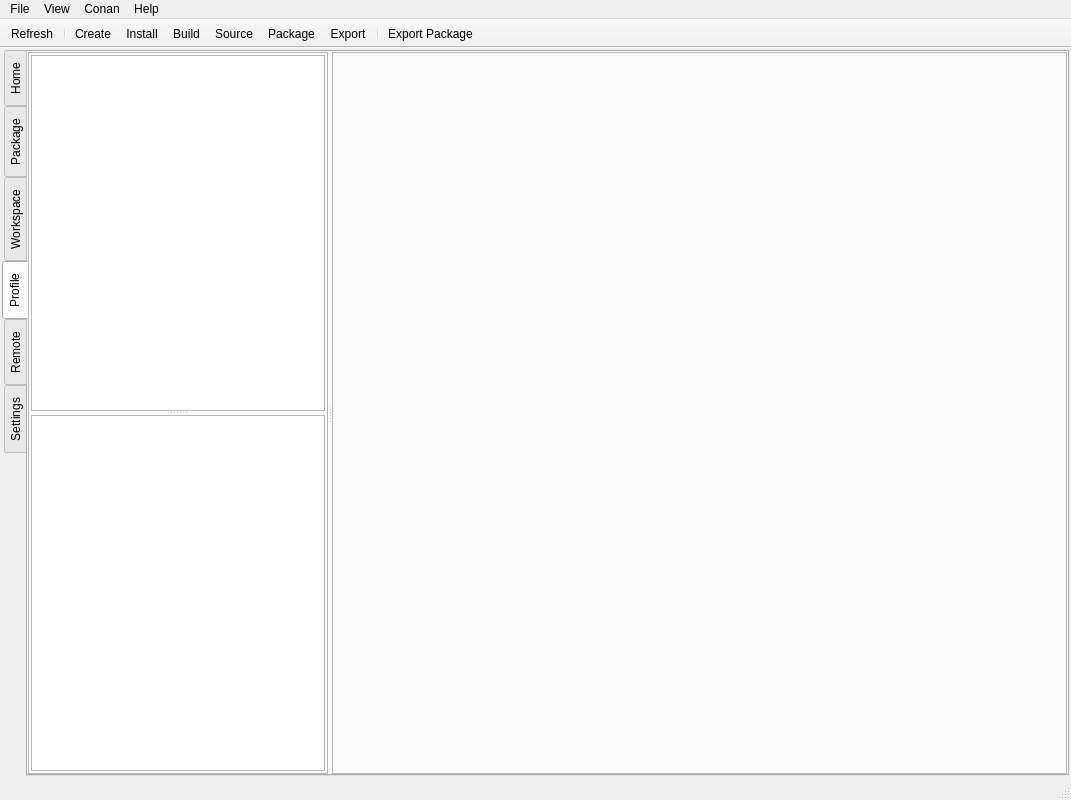
Above: resources/ui/main_window.ui from afri-bit/conan-guide before the change. Below: the same form after it.
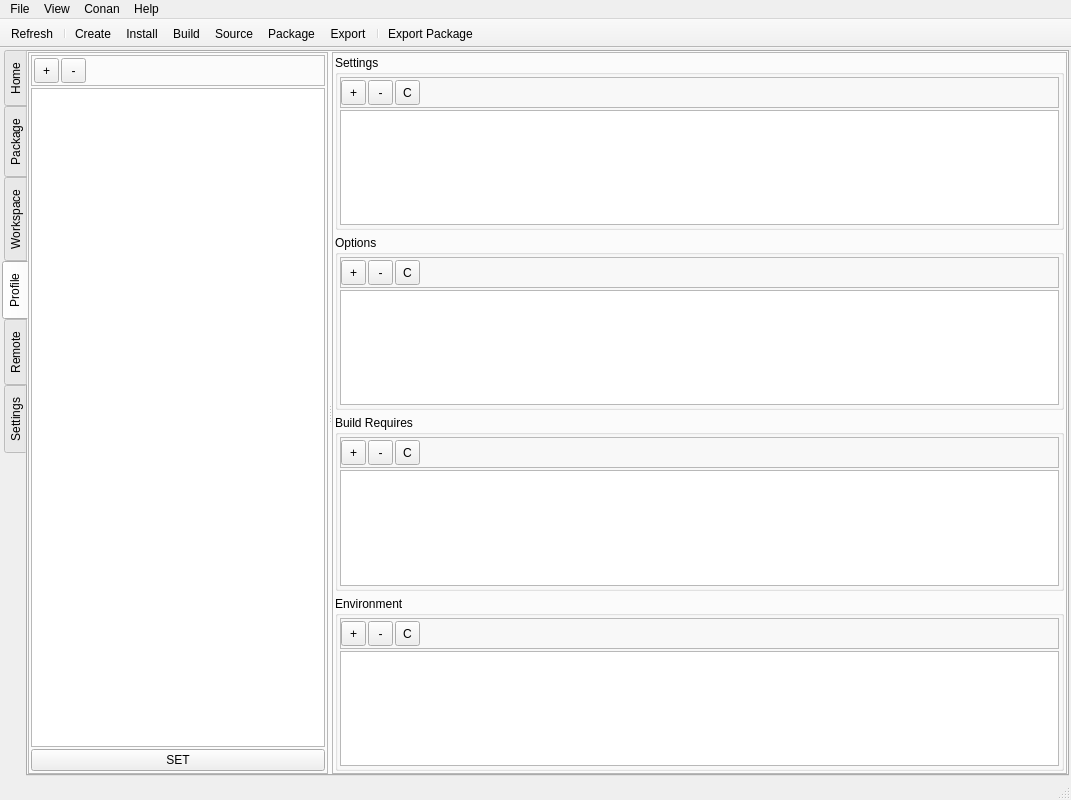
That is the form after the change. The open tabs and pages were chosen to show the change. Icons and pictures are not drawn.

Commit message:
Redesigned conan profile information
- Added table view for the attributes
- Added add, remove, and clear all interface
- Added interface to add and remove profile

The edit to the form file:
```diff
--- a/resources/ui/main_window.ui
+++ b/resources/ui/main_window.ui
@@ -1360,6 +1360,72 @@
             <property name="bottomMargin">
              <number>2</number>
             </property>
+            <item>
+             <widget class="QFrame" name="frame_18">
+              <property name="frameShape">
+               <enum>QFrame::StyledPanel</enum>
+              </property>
+              <property name="frameShadow">
+               <enum>QFrame::Raised</enum>
+              </property>
+              <layout class="QHBoxLayout" name="horizontalLayout_19">
+               <property name="spacing">
+                <number>2</number>
+               </property>
+               <property name="leftMargin">
+                <number>2</number>
+               </property>
+               <property name="topMargin">
+                <number>2</number>
+               </property>
+               <property name="rightMargin">
+                <number>2</number>
+               </property>
+               <property name="bottomMargin">
+                <number>2</number>
+               </property>
+               <item>
+                <widget class="QToolButton" name="toolButtonProfileAdd">
+                 <property name="minimumSize">
+                  <size>
+                   <width>25</width>
+                   <height>25</height>
+                  </size>
+                 </property>
+                 <property name="text">
+                  <string>+</string>
+                 </property>
+                </widget>
+               </item>
+               <item>
+                <widget class="QToolButton" name="toolButtonProfileRemove">
+                 <property name="minimumSize">
+                  <size>
+                   <width>25</width>
+                   <height>25</height>
+                  </size>
+                 </property>
+                 <property name="text">
+                  <string>-</string>
+                 </property>
+                </widget>
+               </item>
+               <item>
+                <spacer name="horizontalSpacer_3">
+                 <property name="orientation">
+                  <enum>Qt::Horizontal</enum>
+                 </property>
+                 <property name="sizeHint" stdset="0">
+                  <size>
+                   <width>40</width>
+                   <height>20</height>
+                  </size>
+                 </property>
+                </spacer>
+               </item>
+              </layout>
+             </widget>
+            </item>
             <item>
              <widget class="QSplitter" name="splitter">
               <property name="orientation">
@@ -1373,14 +1439,13 @@
                 </sizepolicy>
                </property>
               </widget>
-              <widget class="QTreeView" name="treeViewProfileDetail">
-               <property name="sizePolicy">
-                <sizepolicy hsizetype="Expanding" vsizetype="Expanding">
-                 <horstretch>0</horstretch>
-                 <verstretch>0</verstretch>
-                </sizepolicy>
-               </property>
-              </widget>
+             </widget>
+            </item>
+            <item>
+             <widget class="QPushButton" name="pushButton">
+              <property name="text">
+               <string>SET</string>
+              </property>
              </widget>
             </item>
            </layout>
@@ -1398,6 +1463,525 @@
            <property name="frameShadow">
             <enum>QFrame::Raised</enum>
            </property>
+           <layout class="QVBoxLayout" name="verticalLayout_9">
+            <property name="spacing">
+             <number>5</number>
+            </property>
+            <property name="leftMargin">
+             <number>2</number>
+            </property>
+            <property name="topMargin">
+             <number>2</number>
+            </property>
+            <property name="rightMargin">
+             <number>2</number>
+            </property>
+            <property name="bottomMargin">
+             <number>2</number>
+            </property>
+            <item>
+             <widget class="QGroupBox" name="groupBox_2">
+              <property name="sizePolicy">
+               <sizepolicy hsizetype="Preferred" vsizetype="Preferred">
+                <horstretch>0</horstretch>
+                <verstretch>0</verstretch>
+               </sizepolicy>
+              </property>
+              <property name="title">
+               <string>Settings</string>
+              </property>
+              <layout class="QVBoxLayout" name="verticalLayout_11">
+               <property name="spacing">
+                <number>2</number>
+               </property>
+               <property name="leftMargin">
+                <number>2</number>
+               </property>
+               <property name="topMargin">
+                <number>2</number>
+               </property>
+               <property name="rightMargin">
+                <number>2</number>
+               </property>
+               <property name="bottomMargin">
+                <number>2</number>
+               </property>
+               <item>
+                <widget class="QFrame" name="frame_20">
+                 <property name="frameShape">
+                  <enum>QFrame::StyledPanel</enum>
+                 </property>
+                 <property name="frameShadow">
+                  <enum>QFrame::Raised</enum>
+                 </property>
+                 <layout class="QHBoxLayout" name="horizontalLayout_20">
+                  <property name="spacing">
+                   <number>2</number>
+                  </property>
+                  <property name="leftMargin">
+                   <number>0</number>
+                  </property>
+                  <property name="topMargin">
+                   <number>2</number>
+                  </property>
+                  <property name="rightMargin">
+                   <number>2</number>
+                  </property>
+                  <property name="bottomMargin">
+                   <number>2</number>
+                  </property>
+                  <item>
+                   <widget class="QToolButton" name="toolButtonProfileSettingsAdd">
+                    <property name="minimumSize">
+                     <size>
+                      <width>25</width>
+                      <height>25</height>
+                     </size>
+                    </property>
+                    <property name="maximumSize">
+                     <size>
+                      <width>25</width>
+                      <height>25</height>
+                     </size>
+                    </property>
+                    <property name="text">
+                     <string>+</string>
+                    </property>
+                   </widget>
+                  </item>
+                  <item>
+                   <widget class="QToolButton" name="toolButtonProfileSettingsRemove">
+                    <property name="minimumSize">
+                     <size>
+                      <width>25</width>
+                      <height>25</height>
+                     </size>
+                    </property>
+                    <property name="maximumSize">
+                     <size>
+                      <width>25</width>
+                      <height>25</height>
+                     </size>
+                    </property>
+                    <property name="text">
+                     <string>-</string>
+                    </property>
+                   </widget>
+                  </item>
+                  <item>
+                   <widget class="QToolButton" name="toolButtonProfileSettingsClear">
+                    <property name="minimumSize">
+                     <size>
+                      <width>25</width>
+                      <height>25</height>
+                     </size>
+                    </property>
+                    <property name="maximumSize">
+                     <size>
+                      <width>25</width>
+                      <height>25</height>
+                     </size>
+                    </property>
+                    <property name="text">
+                     <string>C</string>
+                    </property>
+                   </widget>
+                  </item>
+                  <item>
+                   <spacer name="horizontalSpacer_4">
+                    <property name="orientation">
+                     <enum>Qt::Horizontal</enum>
+                    </property>
+                    <property name="sizeHint" stdset="0">
+                     <size>
+                      <width>40</width>
+                      <height>20</height>
+                     </size>
+                    </property>
+                   </spacer>
+                  </item>
+                 </layout>
+                </widget>
+               </item>
+               <item>
+                <widget class="QTableView" name="tableViewProfileSettings"/>
+               </item>
+              </layout>
+             </widget>
+            </item>
+            <item>
+             <widget class="QGroupBox" name="groupBox_3">
+              <property name="title">
+               <string>Options</string>
+              </property>
+              <layout class="QVBoxLayout" name="verticalLayout_15">
+               <property name="spacing">
+                <number>2</number>
+               </property>
+               <property name="leftMargin">
+                <number>2</number>
+               </property>
+               <property name="topMargin">
+                <number>2</number>
+               </property>
+               <property name="rightMargin">
+                <number>2</number>
+               </property>
+               <property name="bottomMargin">
+                <number>2</number>
+               </property>
+               <item>
+                <widget class="QFrame" name="frame_27">
+                 <property name="frameShape">
+                  <enum>QFrame::StyledPanel</enum>
+                 </property>
+                 <property name="frameShadow">
+                  <enum>QFrame::Raised</enum>
+                 </property>
+                 <layout class="QHBoxLayout" name="horizontalLayout_22">
+                  <property name="spacing">
+                   <number>2</number>
+                  </property>
+                  <property name="leftMargin">
+                   <number>0</number>
+                  </property>
+                  <property name="topMargin">
+                   <number>2</number>
+                  </property>
+                  <property name="rightMargin">
+                   <number>2</number>
+                  </property>
+                  <property name="bottomMargin">
+                   <number>2</number>
+                  </property>
+                  <item>
+                   <widget class="QToolButton" name="toolButtonProfileOptionsAdd">
+                    <property name="minimumSize">
+                     <size>
+                      <width>25</width>
+                      <height>25</height>
+                     </size>
+                    </property>
+                    <property name="maximumSize">
+                     <size>
+                      <width>25</width>
+                      <height>25</height>
+                     </size>
+                    </property>
+                    <property name="text">
+                     <string>+</string>
+                    </property>
+                   </widget>
+                  </item>
+                  <item>
+                   <widget class="QToolButton" name="toolButtonProfileOptionsRemove">
+                    <property name="minimumSize">
+                     <size>
+                      <width>25</width>
+                      <height>25</height>
+                     </size>
+                    </property>
+                    <property name="maximumSize">
+                     <size>
+                      <width>25</width>
+                      <height>25</height>
+                     </size>
+                    </property>
+                    <property name="text">
+                     <string>-</string>
+                    </property>
+                   </widget>
+                  </item>
+                  <item>
+                   <widget class="QToolButton" name="toolButtonProfileOptionsClear">
+                    <property name="minimumSize">
+                     <size>
+                      <width>25</width>
+                      <height>25</height>
+                     </size>
+                    </property>
+                    <property name="maximumSize">
+                     <size>
+                      <width>25</width>
+                      <height>25</height>
+                     </size>
+                    </property>
+                    <property name="text">
+                     <string>C</string>
+                    </property>
+                   </widget>
+                  </item>
+                  <item>
+                   <spacer name="horizontalSpacer_5">
+                    <property name="orientation">
+                     <enum>Qt::Horizontal</enum>
+                    </property>
+                    <property name="sizeHint" stdset="0">
+                     <size>
+                      <width>636</width>
+                      <height>20</height>
+                     </size>
+                    </property>
+                   </spacer>
+                  </item>
+                 </layout>
+                </widget>
+               </item>
+               <item>
+                <widget class="QTableView" name="tableViewProfileOptions"/>
+               </item>
+              </layout>
+             </widget>
+            </item>
+            <item>
+             <widget class="QGroupBox" name="groupBox_5">
+              <property name="title">
+               <string>Build Requires</string>
+              </property>
+              <layout class="QVBoxLayout" name="verticalLayout_16">
+               <property name="spacing">
+                <number>2</number>
+               </property>
+               <property name="leftMargin">
+                <number>2</number>
+               </property>
+               <property name="topMargin">
+                <number>2</number>
+               </property>
+               <property name="rightMargin">
+                <number>2</number>
+               </property>
+               <property name="bottomMargin">
+                <number>2</number>
+               </property>
+               <item>
+                <widget class="QFrame" name="frame_28">
+                 <property name="frameShape">
+                  <enum>QFrame::StyledPanel</enum>
+                 </property>
+                 <property name="frameShadow">
+                  <enum>QFrame::Raised</enum>
+                 </property>
+                 <layout class="QHBoxLayout" name="horizontalLayout_23">
+                  <property name="spacing">
+                   <number>2</number>
+                  </property>
+                  <property name="leftMargin">
+                   <number>0</number>
+                  </property>
+                  <property name="topMargin">
+                   <number>2</number>
+                  </property>
+                  <property name="rightMargin">
+                   <number>2</number>
+                  </property>
+                  <property name="bottomMargin">
+                   <number>2</number>
+                  </property>
+                  <item>
+                   <widget class="QToolButton" name="toolButtonProfileBuildReqsAdd">
+                    <property name="minimumSize">
+                     <size>
+                      <width>25</width>
+                      <height>25</height>
+                     </size>
+                    </property>
+                    <property name="maximumSize">
+                     <size>
+                      <width>25</width>
+                      <height>25</height>
+                     </size>
+                    </property>
+                    <property name="text">
+                     <string>+</string>
+                    </property>
+                   </widget>
+                  </item>
+                  <item>
+                   <widget class="QToolButton" name="toolButtonProfileBuildReqsRemove">
+                    <property name="minimumSize">
+                     <size>
+                      <width>25</width>
+                      <height>25</height>
+                     </size>
+                    </property>
+                    <property name="maximumSize">
+                     <size>
+                      <width>25</width>
+                      <height>25</height>
+                     </size>
+                    </property>
+                    <property name="text">
+                     <string>-</string>
+                    </property>
+                   </widget>
+                  </item>
+                  <item>
+                   <widget class="QToolButton" name="toolButtonProfileBuildReqsClear">
+                    <property name="minimumSize">
+                     <size>
+                      <width>25</width>
+                      <height>25</height>
+                     </size>
+                    </property>
+                    <property name="maximumSize">
+                     <size>
+                      <width>25</width>
+                      <height>25</height>
+                     </size>
+                    </property>
+                    <property name="text">
+                     <string>C</string>
+                    </property>
+                   </widget>
+                  </item>
+                  <item>
+                   <spacer name="horizontalSpacer_6">
+                    <property name="orientation">
+                     <enum>Qt::Horizontal</enum>
+                    </property>
+                    <property name="sizeHint" stdset="0">
+                     <size>
+                      <width>636</width>
+                      <height>20</height>
+                     </size>
+                    </property>
+                   </spacer>
+                  </item>
+                 </layout>
+                </widget>
+               </item>
+               <item>
+                <widget class="QTableView" name="tableViewProfileBuildRequires"/>
+               </item>
+              </layout>
+             </widget>
+            </item>
+            <item>
+             <widget class="QGroupBox" name="groupBox_6">
+              <property name="title">
+               <string>Environment</string>
+              </property>
+              <layout class="QVBoxLayout" name="verticalLayout_10">
+               <property name="spacing">
+                <number>2</number>
+               </property>
+               <property name="leftMargin">
+                <number>2</number>
+               </property>
+               <property name="topMargin">
+                <number>2</number>
+               </property>
+               <property name="rightMargin">
+                <number>2</number>
+               </property>
+               <property name="bottomMargin">
+                <number>2</number>
+               </property>
+               <item>
+                <widget class="QFrame" name="frame_29">
+                 <property name="frameShape">
+                  <enum>QFrame::StyledPanel</enum>
+                 </property>
+                 <property name="frameShadow">
+                  <enum>QFrame::Raised</enum>
+                 </property>
+                 <layout class="QHBoxLayout" name="horizontalLayout_24">
+                  <property name="spacing">
+                   <number>2</number>
+                  </property>
+                  <property name="leftMargin">
+                   <number>0</number>
+                  </property>
+                  <property name="topMargin">
+                   <number>2</number>
+                  </property>
+                  <property name="rightMargin">
+                   <number>2</number>
+                  </property>
+                  <property name="bottomMargin">
+                   <number>2</number>
+                  </property>
+                  <item>
+                   <widget class="QToolButton" name="toolButtonProfileEnvAdd">
+                    <property name="minimumSize">
+                     <size>
+                      <width>25</width>
+                      <height>25</height>
+                     </size>
+                    </property>
+                    <property name="maximumSize">
+                     <size>
+                      <width>25</width>
+                      <height>25</height>
+                     </size>
+                    </property>
+                    <property name="text">
+                     <string>+</string>
+                    </property>
+                   </widget>
+                  </item>
+                  <item>
+                   <widget class="QToolButton" name="toolButtonProfileEnvRemove">
+                    <property name="minimumSize">
+                     <size>
+                      <width>25</width>
+                      <height>25</height>
+                     </size>
+                    </property>
+                    <property name="maximumSize">
+                     <size>
+                      <width>25</width>
+                      <height>25</height>
+                     </size>
+                    </property>
+                    <property name="text">
+                     <string>-</string>
+                    </property>
+                   </widget>
+                  </item>
+                  <item>
+                   <widget class="QToolButton" name="toolButtonProfileEnvClear">
+                    <property name="minimumSize">
+                     <size>
+                      <width>25</width>
+                      <height>25</height>
+                     </size>
+                    </property>
+                    <property name="maximumSize">
+                     <size>
+                      <width>25</width>
+                      <height>25</height>
+                     </size>
+                    </property>
+                    <property name="text">
+                     <string>C</string>
+                    </property>
+                   </widget>
+                  </item>
+                  <item>
+                   <spacer name="horizontalSpacer_7">
+                    <property name="orientation">
+                     <enum>Qt::Horizontal</enum>
+                    </property>
+                    <property name="sizeHint" stdset="0">
+                     <size>
+                      <width>636</width>
+                      <height>20</height>
+                     </size>
+                    </property>
+                   </spacer>
+                  </item>
+                 </layout>
+                </widget>
+               </item>
+               <item>
+                <widget class="QTableView" name="tableViewProfileEnvironment"/>
+               </item>
+              </layout>
+             </widget>
+            </item>
+           </layout>
           </widget>
          </widget>
         </item>
```
Left out of the diff: 18 changed lines with no effect on the pictures. The commit also changes 3 other files.
